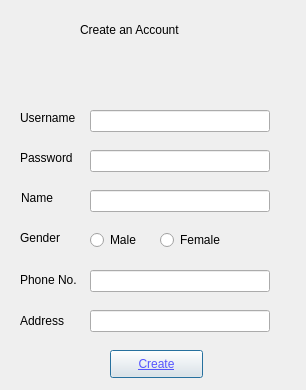
First picture: the form in createaccount.ui, repository Aromakc/Retailhub, before the edit.
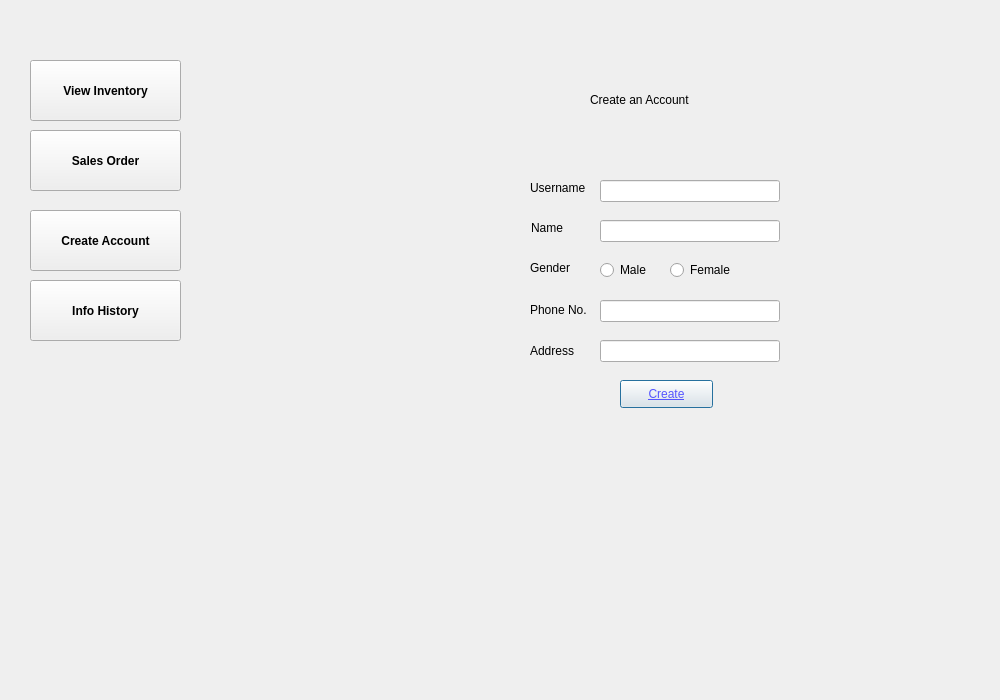
Second picture: the form after the edit.

Commit message: sales record added

```diff
--- a/createaccount.ui
+++ b/createaccount.ui
@@ -6,8 +6,8 @@
    <rect>
     <x>0</x>
     <y>0</y>
-    <width>306</width>
-    <height>390</height>
+    <width>1000</width>
+    <height>700</height>
    </rect>
   </property>
   <property name="windowTitle">
@@ -16,8 +16,8 @@
   <widget class="QLabel" name="label">
    <property name="geometry">
     <rect>
-     <x>80</x>
-     <y>20</y>
+     <x>590</x>
+     <y>90</y>
      <width>151</width>
      <height>20</height>
     </rect>
@@ -32,8 +32,8 @@
   <widget class="QLabel" name="label_2">
    <property name="geometry">
     <rect>
-     <x>21</x>
-     <y>190</y>
+     <x>531</x>
+     <y>220</y>
      <width>55</width>
      <height>16</height>
     </rect>
@@ -45,8 +45,8 @@
   <widget class="QLabel" name="label_3">
    <property name="geometry">
     <rect>
-     <x>20</x>
-     <y>230</y>
+     <x>530</x>
+     <y>260</y>
      <width>55</width>
      <height>16</height>
     </rect>
@@ -58,8 +58,8 @@
   <widget class="QLabel" name="label_4">
    <property name="geometry">
     <rect>
-     <x>20</x>
-     <y>272</y>
+     <x>530</x>
+     <y>302</y>
      <width>91</width>
      <height>16</height>
     </rect>
@@ -71,8 +71,8 @@
   <widget class="QLabel" name="label_5">
    <property name="geometry">
     <rect>
-     <x>20</x>
-     <y>313</y>
+     <x>530</x>
+     <y>343</y>
      <width>55</width>
      <height>16</height>
     </rect>
@@ -84,8 +84,8 @@
   <widget class="QLineEdit" name="line_name">
    <property name="geometry">
     <rect>
-     <x>90</x>
-     <y>190</y>
+     <x>600</x>
+     <y>220</y>
      <width>180</width>
      <height>22</height>
     </rect>
@@ -94,8 +94,8 @@
   <widget class="QRadioButton" name="radioButton_M">
    <property name="geometry">
     <rect>
-     <x>90</x>
-     <y>230</y>
+     <x>600</x>
+     <y>260</y>
      <width>95</width>
      <height>20</height>
     </rect>
@@ -107,8 +107,8 @@
   <widget class="QRadioButton" name="radioButton_F">
    <property name="geometry">
     <rect>
-     <x>160</x>
-     <y>230</y>
+     <x>670</x>
+     <y>260</y>
      <width>95</width>
      <height>20</height>
     </rect>
@@ -120,8 +120,8 @@
   <widget class="QLineEdit" name="line_phone">
    <property name="geometry">
     <rect>
-     <x>90</x>
-     <y>270</y>
+     <x>600</x>
+     <y>300</y>
      <width>180</width>
      <height>22</height>
     </rect>
@@ -130,8 +130,8 @@
   <widget class="QLineEdit" name="line_address">
    <property name="geometry">
     <rect>
-     <x>90</x>
-     <y>310</y>
+     <x>600</x>
+     <y>340</y>
      <width>180</width>
      <height>22</height>
     </rect>
@@ -140,8 +140,8 @@
   <widget class="QLabel" name="label_6">
    <property name="geometry">
     <rect>
-     <x>20</x>
-     <y>110</y>
+     <x>530</x>
+     <y>180</y>
      <width>61</width>
      <height>16</height>
     </rect>
@@ -153,41 +153,30 @@
   <widget class="QLineEdit" name="line_username">
    <property name="geometry">
     <rect>
-     <x>90</x>
-     <y>110</y>
+     <x>600</x>
+     <y>180</y>
      <width>180</width>
      <height>22</height>
     </rect>
    </property>
-  </widget>
-  <widget class="QLabel" name="label_7">
-   <property name="geometry">
-    <rect>
-     <x>20</x>
-     <y>150</y>
-     <width>55</width>
-     <height>16</height>
-    </rect>
+   <property name="autoFillBackground">
+    <bool>false</bool>
    </property>
    <property name="text">
-    <string>Password</string>
+    <string extracomment="Unique username!!"/>
    </property>
-  </widget>
-  <widget class="QLineEdit" name="line_password">
-   <property name="geometry">
-    <rect>
-     <x>90</x>
-     <y>150</y>
-     <width>180</width>
-     <height>22</height>
-    </rect>
+   <property name="placeholderText">
+    <string extracomment="Enter unique username!"/>
+   </property>
+   <property name="clearButtonEnabled">
+    <bool>true</bool>
    </property>
   </widget>
   <widget class="QPushButton" name="pushButton_create">
    <property name="geometry">
     <rect>
-     <x>110</x>
-     <y>350</y>
+     <x>620</x>
+     <y>380</y>
      <width>93</width>
      <height>28</height>
     </rect>
@@ -205,8 +194,8 @@
   <widget class="QLabel" name="label_status">
    <property name="geometry">
     <rect>
-     <x>20</x>
-     <y>70</y>
+     <x>530</x>
+     <y>140</y>
      <width>55</width>
      <height>16</height>
     </rect>
@@ -215,6 +204,86 @@
     <string>&lt;html&gt;&lt;head/&gt;&lt;body&gt;&lt;p&gt;&lt;br/&gt;&lt;/p&gt;&lt;/body&gt;&lt;/html&gt;</string>
    </property>
   </widget>
+  <widget class="QPushButton" name="sales_order">
+   <property name="geometry">
+    <rect>
+     <x>30</x>
+     <y>130</y>
+     <width>151</width>
+     <height>61</height>
+    </rect>
+   </property>
+   <property name="font">
+    <font>
+     <weight>75</weight>
+     <bold>true</bold>
+     <strikeout>false</strikeout>
+    </font>
+   </property>
+   <property name="text">
+    <string>Sales Order</string>
+   </property>
+  </widget>
+  <widget class="QPushButton" name="pushButton_vinv">
+   <property name="geometry">
+    <rect>
+     <x>30</x>
+     <y>60</y>
+     <width>151</width>
+     <height>61</height>
+    </rect>
+   </property>
+   <property name="font">
+    <font>
+     <weight>75</weight>
+     <bold>true</bold>
+     <strikeout>false</strikeout>
+    </font>
+   </property>
+   <property name="text">
+    <string>View Inventory</string>
+   </property>
+  </widget>
+  <widget class="QPushButton" name="create_account">
+   <property name="geometry">
+    <rect>
+     <x>30</x>
+     <y>210</y>
+     <width>151</width>
+     <height>61</height>
+    </rect>
+   </property>
+   <property name="font">
+    <font>
+     <weight>75</weight>
+     <bold>true</bold>
+     <strikeout>false</strikeout>
+    </font>
+   </property>
+   <property name="text">
+    <string>Create Account</string>
+   </property>
+  </widget>
+  <widget class="QPushButton" name="report">
+   <property name="geometry">
+    <rect>
+     <x>30</x>
+     <y>280</y>
+     <width>151</width>
+     <height>61</height>
+    </rect>
+   </property>
+   <property name="font">
+    <font>
+     <weight>75</weight>
+     <bold>true</bold>
+     <strikeout>false</strikeout>
+    </font>
+   </property>
+   <property name="text">
+    <string>Info History</string>
+   </property>
+  </widget>
  </widget>
  <resources/>
  <connections/>
```
The commit also changes 16 other files.
